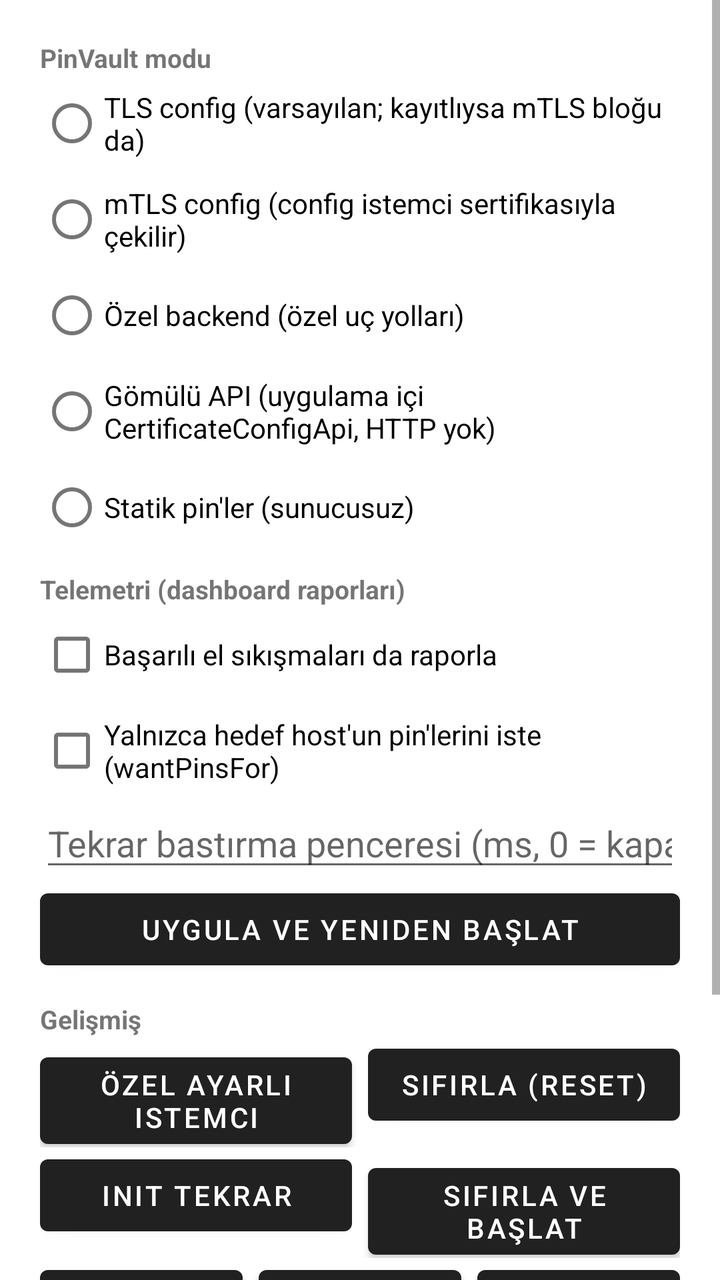
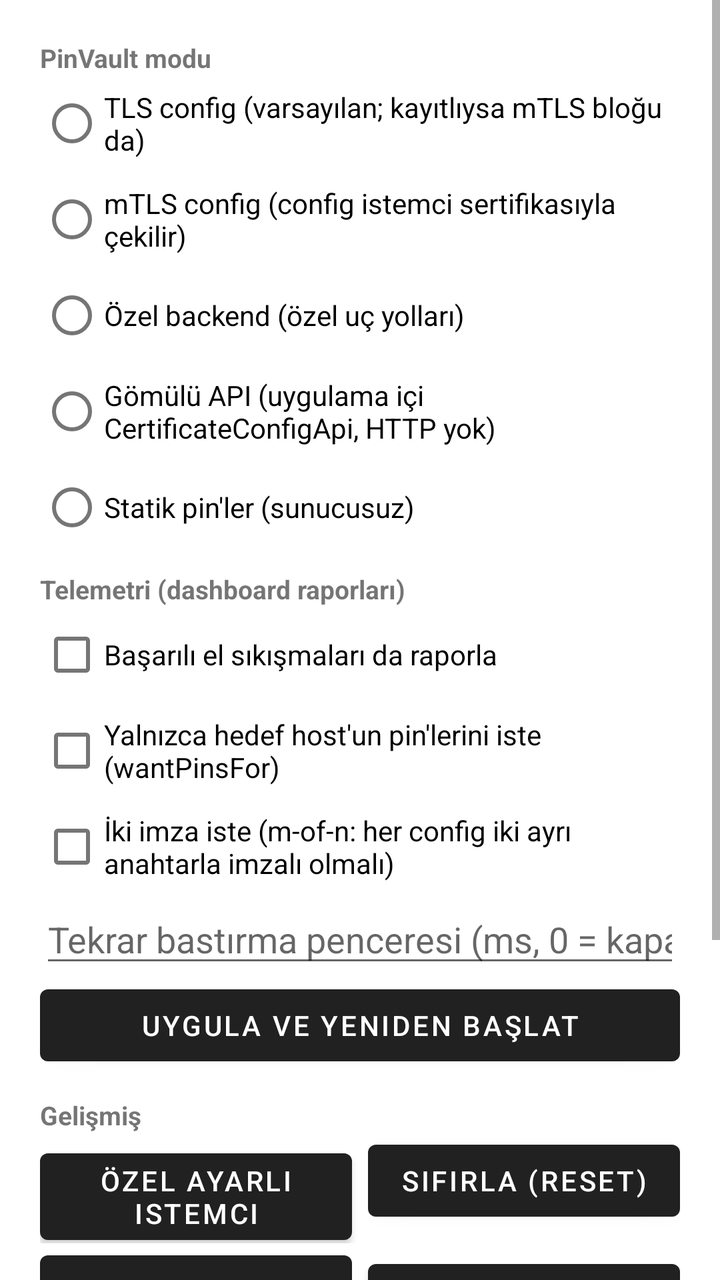

Compare the two renders of this Android layout. The source of the first and the diff that turns it into the second are given below.
<!-- AndroidManifest.xml: application theme Theme.SampleClient -->
<!-- res/layout/activity_settings.xml -->
<?xml version="1.0" encoding="utf-8"?>
<ScrollView xmlns:android="http://schemas.android.com/apk/res/android"
    android:layout_width="match_parent"
    android:layout_height="match_parent">

    <LinearLayout
        android:layout_width="match_parent"
        android:layout_height="wrap_content"
        android:orientation="vertical"
        android:padding="20dp">

        <TextView
            android:layout_width="wrap_content"
            android:layout_height="wrap_content"
            android:text="@string/settings_mode_title"
            android:textStyle="bold"
            android:textSize="13sp" />

        <RadioGroup
            android:id="@+id/modeGroup"
            android:layout_width="match_parent"
            android:layout_height="wrap_content"
            android:orientation="vertical"
            android:layout_marginBottom="8dp">

            <RadioButton
                android:id="@+id/modeTls"
                android:layout_width="match_parent"
                android:layout_height="wrap_content"
                android:text="@string/mode_tls" />

            <RadioButton
                android:id="@+id/modeMtlsConfig"
                android:layout_width="match_parent"
                android:layout_height="wrap_content"
                android:text="@string/mode_mtls_config" />

            <RadioButton
                android:id="@+id/modeCustomBackend"
                android:layout_width="match_parent"
                android:layout_height="wrap_content"
                android:text="@string/mode_custom_backend" />

            <RadioButton
                android:id="@+id/modeEmbeddedApi"
                android:layout_width="match_parent"
                android:layout_height="wrap_content"
                android:text="@string/mode_embedded_api" />

            <RadioButton
                android:id="@+id/modeStatic"
                android:layout_width="match_parent"
                android:layout_height="wrap_content"
                android:text="@string/mode_static" />
        </RadioGroup>

        <TextView
            android:layout_width="wrap_content"
            android:layout_height="wrap_content"
            android:text="@string/settings_telemetry_title"
            android:textStyle="bold"
            android:textSize="13sp" />

        <CheckBox
            android:id="@+id/reportSuccessCheck"
            android:layout_width="match_parent"
            android:layout_height="wrap_content"
            android:text="@string/settings_report_success" />

        <CheckBox
            android:id="@+id/scopedPinsCheck"
            android:layout_width="match_parent"
            android:layout_height="wrap_content"
            android:text="@string/settings_scoped_pins" />

        <EditText
            android:id="@+id/dedupMsInput"
            android:layout_width="match_parent"
            android:layout_height="wrap_content"
            android:hint="@string/settings_dedup_hint"
            android:importantForAutofill="no"
            android:inputType="number"
            android:singleLine="true" />

        <Button
            android:id="@+id/applyButton"
            android:layout_width="match_parent"
            android:layout_height="wrap_content"
            android:text="@string/settings_apply"
            android:layout_marginBottom="12dp" />

        <TextView
            android:layout_width="wrap_content"
            android:layout_height="wrap_content"
            android:text="@string/settings_advanced_title"
            android:textStyle="bold"
            android:textSize="13sp" />

        <LinearLayout
            android:layout_width="match_parent"
            android:layout_height="wrap_content"
            android:orientation="horizontal">

            <Button
                android:id="@+id/settingsClientButton"
                android:layout_width="0dp"
                android:layout_height="wrap_content"
                android:layout_weight="1"
                android:layout_marginEnd="4dp"
                android:text="@string/settings_client_test" />

            <Button
                android:id="@+id/resetButton"
                android:layout_width="0dp"
                android:layout_height="wrap_content"
                android:layout_weight="1"
                android:layout_marginStart="4dp"
                android:text="@string/settings_reset" />
        </LinearLayout>

        <LinearLayout
            android:layout_width="match_parent"
            android:layout_height="wrap_content"
            android:orientation="horizontal">

            <Button
                android:id="@+id/reinitButton"
                android:layout_width="0dp"
                android:layout_height="wrap_content"
                android:layout_weight="1"
                android:layout_marginEnd="4dp"
                android:text="@string/settings_reinit" />

            <Button
                android:id="@+id/restartButton"
                android:layout_width="0dp"
                android:layout_height="wrap_content"
                android:layout_weight="1"
                android:layout_marginStart="4dp"
                android:text="@string/settings_restart" />
        </LinearLayout>

        <LinearLayout
            android:layout_width="match_parent"
            android:layout_height="wrap_content"
            android:orientation="horizontal"
            android:layout_marginBottom="12dp">

            <Button
                android:id="@+id/workInfoButton"
                android:layout_width="0dp"
                android:layout_height="wrap_content"
                android:layout_weight="1"
                android:layout_marginEnd="4dp"
                android:text="@string/settings_work_info" />

            <Button
                android:id="@+id/cancelWorkButton"
                android:layout_width="0dp"
                android:layout_height="wrap_content"
                android:layout_weight="1"
                android:layout_marginHorizontal="4dp"
                android:text="@string/settings_work_cancel" />

            <Button
                android:id="@+id/scheduleWorkButton"
                android:layout_width="0dp"
                android:layout_height="wrap_content"
                android:layout_weight="1"
                android:layout_marginStart="4dp"
                android:text="@string/settings_work_schedule" />
        </LinearLayout>

        <TextView
            android:id="@+id/statusView"
            android:layout_width="match_parent"
            android:layout_height="wrap_content"
            android:textSize="13sp"
            android:padding="14dp"
            android:background="#22000000"
            android:textIsSelectable="true"
            android:minLines="5" />
    </LinearLayout>
</ScrollView>
<!-- resources referenced by this layout -->
<resources>
  <string name="mode_custom_backend">Özel backend (özel uç yolları)</string>
  <string name="mode_embedded_api">Gömülü API (uygulama içi CertificateConfigApi, HTTP yok)</string>
  <string name="mode_mtls_config">mTLS config (config istemci sertifikasıyla çekilir)</string>
  <string name="mode_static">Statik pin\'ler (sunucusuz)</string>
  <string name="mode_tls">TLS config (varsayılan; kayıtlıysa mTLS bloğu da)</string>
  <string name="settings_advanced_title">Gelişmiş</string>
  <string name="settings_apply">Uygula ve yeniden başlat</string>
  <string name="settings_client_test">Özel ayarlı istemci</string>
  <string name="settings_dedup_hint">Tekrar bastırma penceresi (ms, 0 = kapalı)</string>
  <string name="settings_mode_title">PinVault modu</string>
  <string name="settings_reinit">init tekrar</string>
  <string name="settings_report_success">Başarılı el sıkışmaları da raporla</string>
  <string name="settings_reset">Sıfırla (reset)</string>
  <string name="settings_restart">Sıfırla ve başlat</string>
  <string name="settings_scoped_pins">Yalnızca hedef host\'un pin\'lerini iste (wantPinsFor)</string>
  <string name="settings_telemetry_title">Telemetri (dashboard raporları)</string>
  <string name="settings_work_cancel">İşi iptal et</string>
  <string name="settings_work_info">Planlı iş</string>
  <string name="settings_work_schedule">İşi planla</string>
  <style name="Theme.SampleClient" parent="Theme.MaterialComponents.DayNight.DarkActionBar" />
</resources>

<!-- the commit's change to res/layout/activity_settings.xml (unified diff, before → after) -->
@@ -72,6 +72,12 @@
             android:layout_width="match_parent"
             android:layout_height="wrap_content"
             android:text="@string/settings_scoped_pins" />
+
+        <CheckBox
+            android:id="@+id/twoSignaturesCheck"
+            android:layout_width="match_parent"
+            android:layout_height="wrap_content"
+            android:text="@string/settings_two_signatures" />
 
         <EditText
             android:id="@+id/dedupMsInput"
<!-- resource entries referenced after the edit -->
@@ -16,6 +16,7 @@
   <string name="settings_restart">Sıfırla ve başlat</string>
   <string name="settings_scoped_pins">Yalnızca hedef host\'un pin\'lerini iste (wantPinsFor)</string>
   <string name="settings_telemetry_title">Telemetri (dashboard raporları)</string>
+  <string name="settings_two_signatures">İki imza iste (m-of-n: her config iki ayrı anahtarla imzalı olmalı)</string>
   <string name="settings_work_cancel">İşi iptal et</string>
   <string name="settings_work_info">Planlı iş</string>
   <string name="settings_work_schedule">İşi planla</string>
